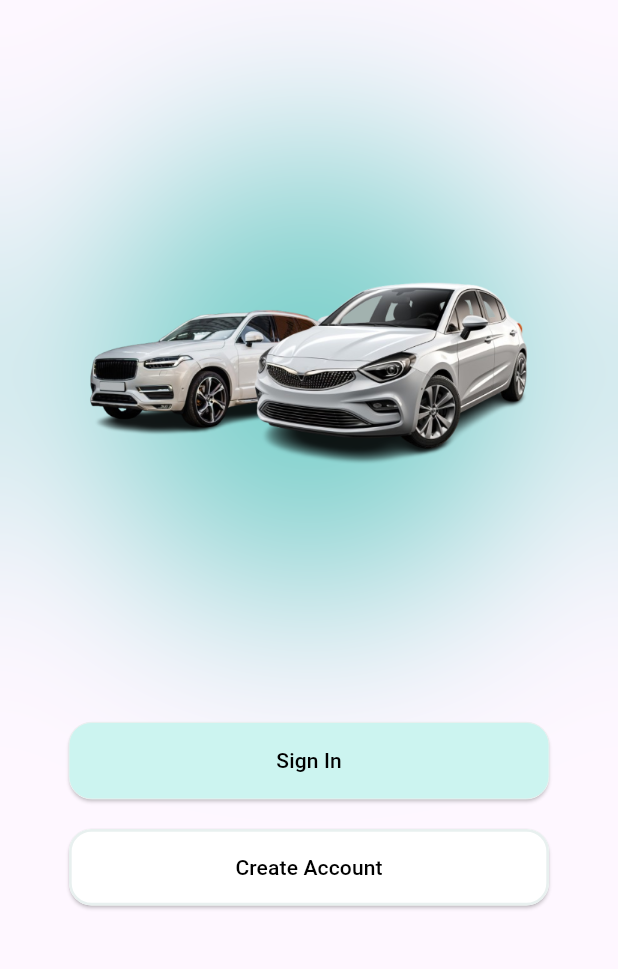
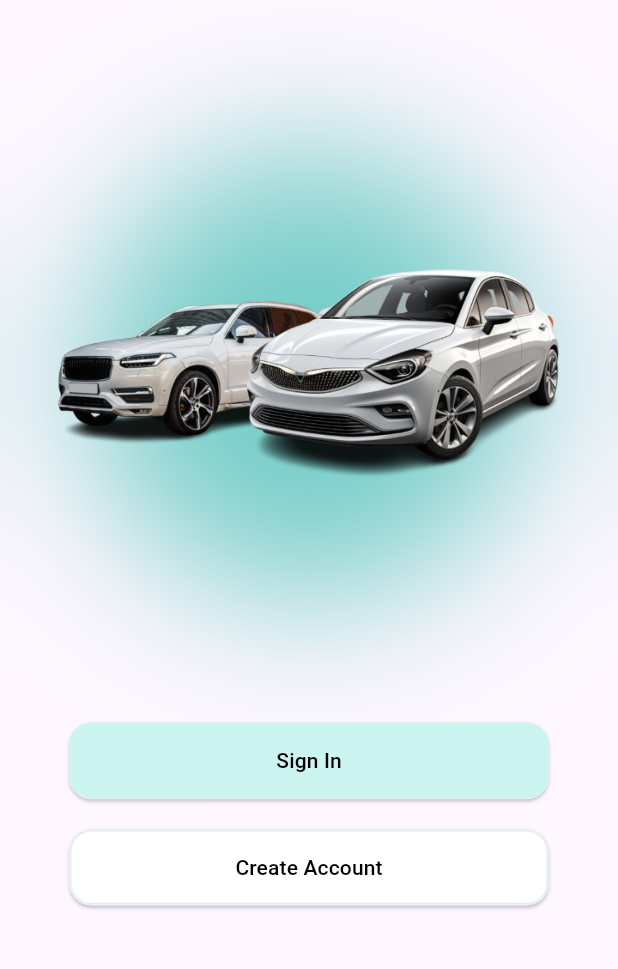
Before and after one commit to afaqkhan34/Munich-Motors, a Flutter app: the screen it shows after launch, on a phone screen of 412 x 824 dp, the part 151-1120 px from its top. Run offline on Flutter 3.47's test engine with Material 3 defaults, Android fonts, the phone set to English and light mode, and no system bars; our stand-ins replace flutter_screenutil, stacked, stacked_services, stacked_shared.

Commit message:
corrected issues

```diff
--- a/lib/ui/common/app_colors.dart
+++ b/lib/ui/common/app_colors.dart
@@ -3,7 +3,7 @@ import 'package:flutter/material.dart';
 class AppColors {
   static const Color darkGrey = Color(0xFF2B2B2B); // Primary color
   static const Color grey = Color(0xFF808080);
-  static const Color Teal = Color(0xFF1FB3A5);
+  static const Color teal = Color(0xFF1FB3A5);
   static const Color black = Color(0xFF000000);
   static const Color white = Color(0xFFFFFFFF);
   static const Color lightTeal = Color(0xFFCCF4F0);
--- a/lib/ui/common/assets.dart
+++ b/lib/ui/common/assets.dart
@@ -4,7 +4,8 @@ const String imagesPath = "assets/images";
 const String svgsPath = "assets/icons";
 
 class AppImages {
-  static const String carImage = "$imagesPath/car_image.png";
+  static const String carImage = "$imagesPath/cars.png";
+  static const String appLogo = "$imagesPath/logo.png";
 }
 
 class AppSVGs {
--- a/lib/ui/views/start_page/start_page_view.dart
+++ b/lib/ui/views/start_page/start_page_view.dart
@@ -1,10 +1,9 @@
 import 'dart:ui';
-
 import 'package:flutter/material.dart';
 import 'package:flutter_screenutil/flutter_screenutil.dart';
 import 'package:munich_motors/ui/common/app_colors.dart';
+import 'package:munich_motors/ui/common/assets.dart';
 import 'package:stacked/stacked.dart';
-
 import '../../../custom_widgets/custom_button.dart';
 import 'start_page_viewmodel.dart';
 
@@ -27,7 +26,7 @@ class StartPageView extends StackedView<StartPageViewModel> {
             child: Container(
               height: 40, // Set height for your logo
               child: Image.asset(
-                'assets/images/logo.png', // Path to your logo
+                AppImages.appLogo, // Path to your logo
                 fit: BoxFit.contain, // Maintain aspect ratio
               ),
             ),
@@ -49,7 +48,7 @@ class StartPageView extends StackedView<StartPageViewModel> {
                     // No color, just use a gradient to simulate the shade
                     gradient: RadialGradient(
                       colors: [
-                        Color(0xFF1FB3A5).withOpacity(0.60),
+                        AppColors.teal.withOpacity(0.60),
                         // Light blue shade with 20% opacity
                         Colors.transparent,
                         // Fade to transparent
@@ -61,7 +60,7 @@ class StartPageView extends StackedView<StartPageViewModel> {
                     ),
                   ),
                   child: BackdropFilter(
-                    filter: ImageFilter.blur(sigmaX: 70.0, sigmaY: 70.0),
+                    filter: ImageFilter.blur(sigmaX: 50.0, sigmaY: 50.0),
                     // High blur effect
                     child: Container(
                       color: Colors
@@ -72,11 +71,13 @@ class StartPageView extends StackedView<StartPageViewModel> {
 
                 // Foreground image
                 Container(
-                  width: 297, // Image size
-                  height: 128.39,
+                  width: 297.w, // Image size
+                  height: 128.h,
                   decoration: BoxDecoration(
                     image: DecorationImage(
-                      image: AssetImage('assets/images/cars.png'),
+                      image: AssetImage(
+                          AppImages.carImage,
+                      ),
                       // Your image path
                       fit: BoxFit.contain, // Keeps the original aspect ratio
                     ),
```
Also changed, not shown: pubspec.lock.
